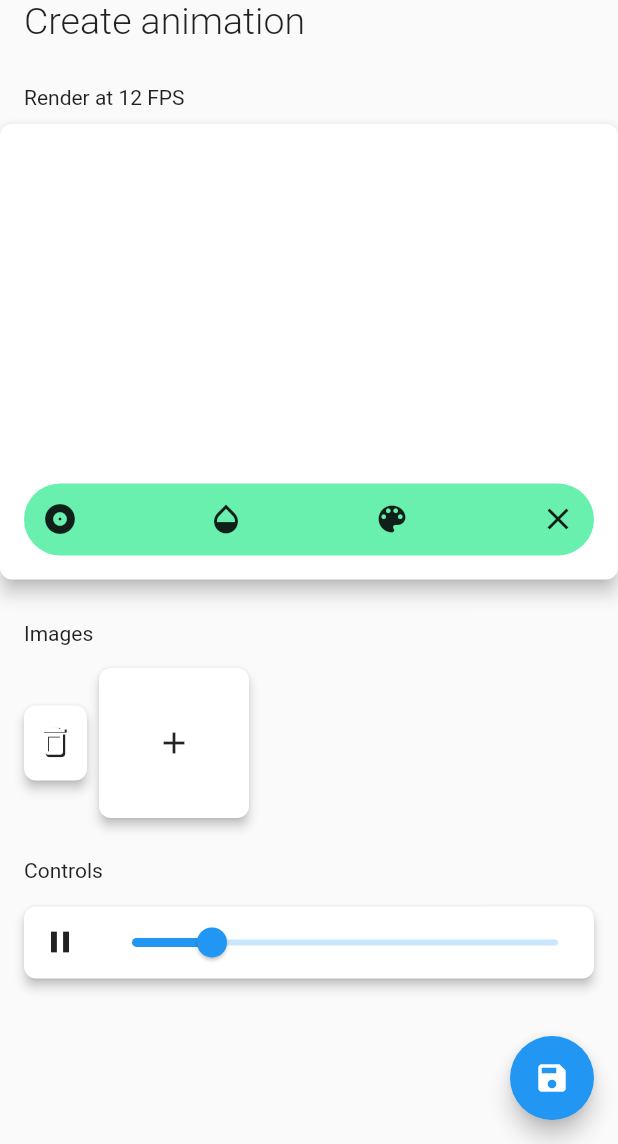
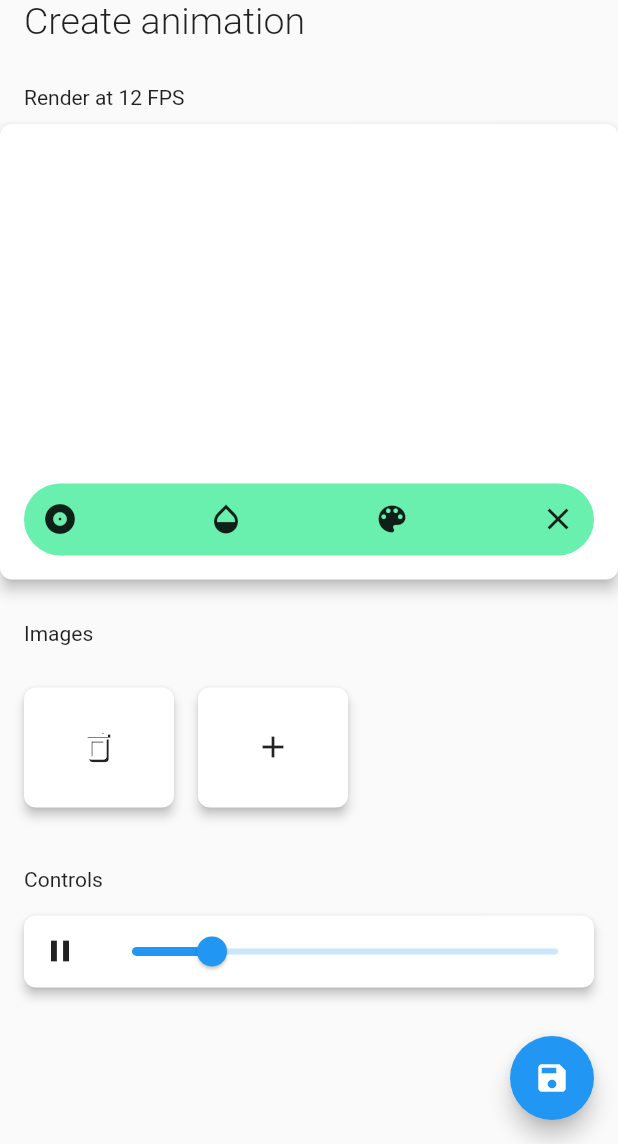
Before and after one commit to Pyozer/FlipArt, a Flutter app: the CreateAnimationScreen screen opened directly, after a tap on the "play arrow" icon, on a phone screen of 412 x 824 dp, the part 92-1236 px from its top. Run offline on Flutter 3.47's test engine with Material 2 defaults, Android fonts, the phone set to English and light mode, and no system bars; our stand-ins replace flutter_colorpicker; network calls fail.

Commit message:
Fix bug and made some ui improvements

```diff
--- a/lib/screens/create_animation.dart
+++ b/lib/screens/create_animation.dart
@@ -56,7 +56,7 @@ class _CreateAnimationScreenState extends State<CreateAnimationScreen> {
       _frameIndex++;
       return true;
     });
-    if (mounted) setState(() => _frameIndex = null);
+    if (mounted) setState(() => _frameIndex = 0);
   }
 
   void _stopRender() => setState(() => _isPlay = false);
@@ -81,52 +81,49 @@ class _CreateAnimationScreenState extends State<CreateAnimationScreen> {
           children: [
             FlipArtTitle(subtitle: "Create animation"),
             _buildSectionTitle('Render at $_fps FPS'),
-            SizedBox.fromSize(
-              size: Size(size.width, size.width * 0.8),
+            SizedBox(
+              width: size.width,
+              height: size.width * 0.8,
               child: RoundedCard(
-                elevation: 5.0,
+                elevation: 4.0,
                 margin: const EdgeInsets.fromLTRB(0.0, 10.0, 0.0, 16.0),
-                child: Container(
-                  height: size.width,
-                  child: _frames.length > 0 && _frameIndex != null
-                      ? DrawContainer(
+                child: DrawContainer(
                   frame: _frames[_frameIndex],
-                          previousFrame:
-                              _frameIndex > 0 && !_isPlay ? _frames[_frameIndex - 1] : null,
+                  previousFrame: _frameIndex > 0 && !_isPlay
+                      ? _frames[_frameIndex - 1]
+                      : null,
                   onNewPoint: (p) {
                     setState(() => _frames[_frameIndex].points.add(p));
                   },
                   onClear: () {
                     setState(() => _frames[_frameIndex].points.clear());
                   },
-                        )
-                      : null,
                 ),
               ),
             ),
             _buildSectionTitle('Images'),
-            Container(
-              height: 130.0,
-              child: ListView(
-                padding: const EdgeInsets.symmetric(horizontal: 16.0),
+            SingleChildScrollView(
               scrollDirection: Axis.horizontal,
+              padding: const EdgeInsets.fromLTRB(16.0, 12.0, 0.0, 12.0),
+              child: Row(
                 children: [
                   ..._frames.map(
-                    (frame) => Center(
-                      child: SizedBox.fromSize(
-                        size: Size.square(50),
-                        child: RoundedCard(
-                          margin: const EdgeInsets.only(right: 8.0),
+                    (frame) => RoundedCard(
+                      margin: EdgeInsets.zero,
                       onLongPress: () => removeFrame(frame),
                       onPress: () => selectFrame(frame),
                       child: Stack(
                         alignment: Alignment.center,
                         children: [
                           RoundedWidget(
+                            child: Transform.scale(
+                              scale: 0.24,
+                              alignment: Alignment.topLeft,
                               child: CustomPaint(
-                                  size: Size.infinite,
+                                size: Size(100.0, 80.0),
                                 painter: DrawingPainter(
                                   frame: frame,
+                                ),
                               ),
                             ),
                           ),
@@ -138,20 +135,17 @@ class _CreateAnimationScreenState extends State<CreateAnimationScreen> {
                       ),
                     ),
                   ),
-                    ),
-                  ),
                   Center(
                     child: RoundedCard(
-                      margin: EdgeInsets.zero,
                       child: SizedBox.fromSize(
-                        size: const Size.square(100.0),
+                        size: const Size(100.0, 80.0),
                         child: IconButton(
                           icon: const Icon(Icons.add),
                           onPressed: addNewImage,
                         ),
                       ),
                     ),
-                  )
+                  ),
                 ],
               ),
             ),
--- a/lib/widgets/draw_container.dart
+++ b/lib/widgets/draw_container.dart
@@ -58,6 +58,7 @@ class _DrawState extends State<DrawContainer> {
   void onTabSelect(SelectedMode tabMode) {
     setState(() {
       if (_selectedMode == tabMode) _showBottomList = !_showBottomList;
+      else _showBottomList = true;
       _selectedMode = tabMode;
     });
   }
--- a/lib/widgets/draw_painter.dart
+++ b/lib/widgets/draw_painter.dart
@@ -12,10 +12,12 @@ class DrawingPainter extends CustomPainter {
     for (int i = 0; i < frame.points.length - 1; i++) {
       if (frame.points[i] != null && frame.points[i + 1] != null) {
         Paint pointPaint = frame.points[i].paint;
-        if (isTransparent)
-          pointPaint = Paint()..color = pointPaint.color.withOpacity(0.3)
-          ..strokeWidth = pointPaint.strokeWidth
-          ..isAntiAlias = true;
+        if (isTransparent) {
+          pointPaint = Paint()
+            ..color = pointPaint.color.withOpacity(0.3)
+            ..strokeWidth = pointPaint.strokeWidth
+            ..isAntiAlias = true;
+        }
 
         canvas.drawLine(
           frame.points[i].point,
```
Lines whose indentation alone changed are shown as unchanged.
